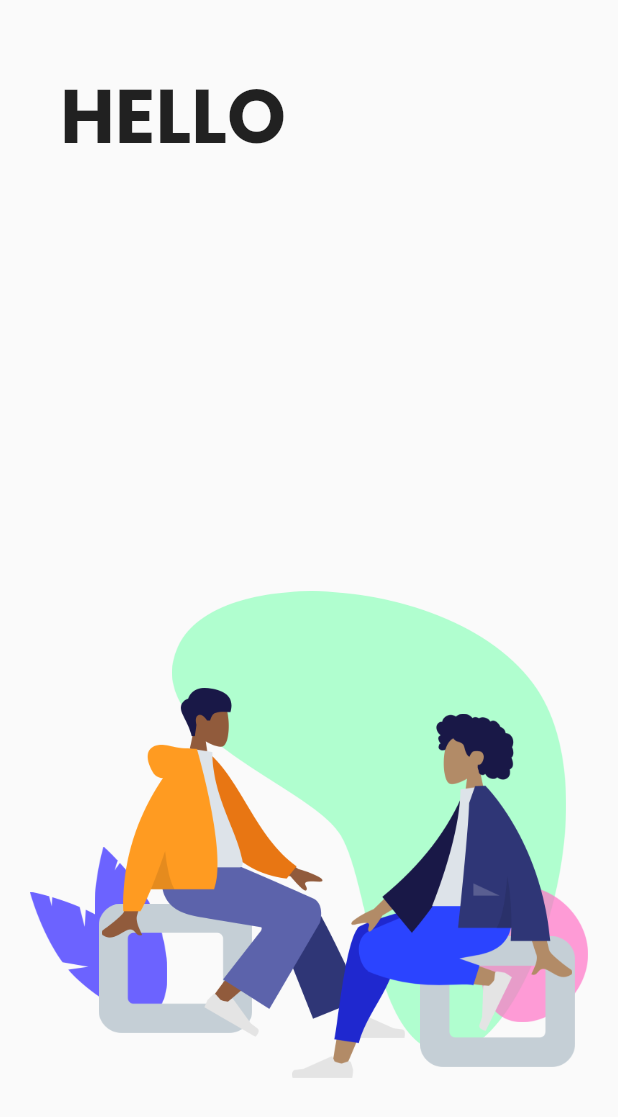
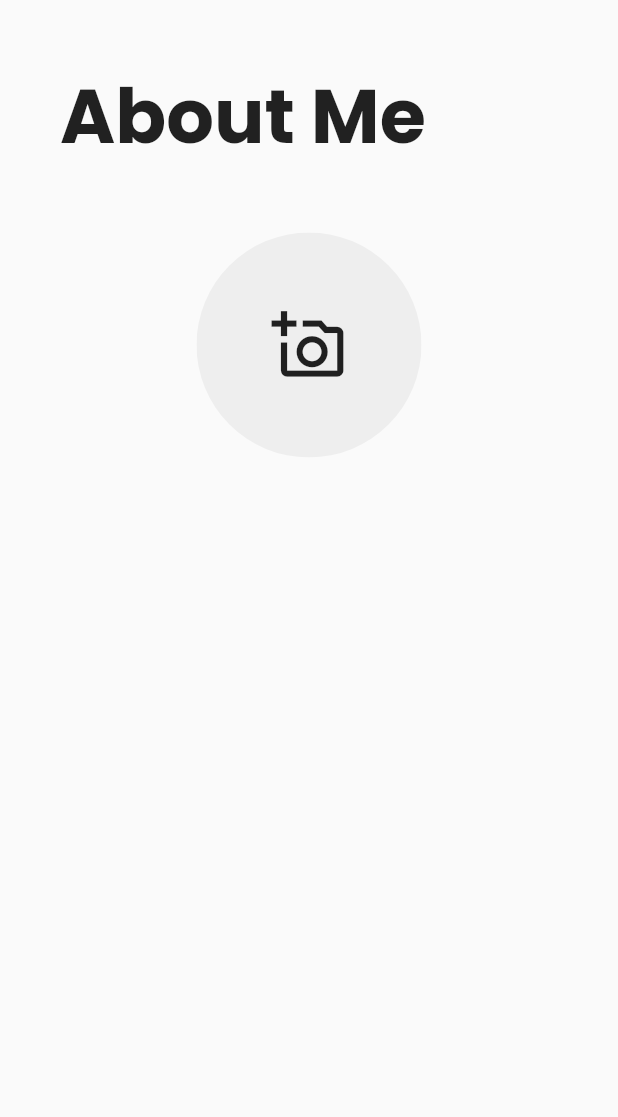
Before and after one commit to AbhiCh616/tutor_finder_flutter, a Flutter app: the first screen one second after launch, on a phone screen of 412 x 824 dp. Shown: the top 1117 px of the screen. Run offline on Flutter 3.47's test engine with Material 2 defaults, Android fonts, the phone set to English and light mode, and no system bars; our stand-ins replace flutter_secure_storage, simple_animations, supercharged.

Commit message:
Profile icon added in Basic info

```diff
--- /dev/null
+++ b/lib/components/registration/tutor/basic_info.dart
@@ -0,0 +1,70 @@
+import 'package:flutter/material.dart';
+
+class BasicInfo extends StatefulWidget {
+  @override
+  _BasicInfoState createState() => _BasicInfoState();
+}
+
+class _BasicInfoState extends State<BasicInfo> {
+  @override
+  Widget build(BuildContext context) {
+    return Scaffold(
+      body: SafeArea(
+        child: Padding(
+          padding: const EdgeInsets.all(40.0),
+          child: Column(
+            crossAxisAlignment: CrossAxisAlignment.center,
+            children: [
+              // Heading
+              Align(
+                alignment: Alignment.topLeft,
+                child: Text(
+                  'About Me',
+                  style: TextStyle(
+                    fontSize: 50,
+                    fontWeight: FontWeight.bold,
+                  ),
+                ),
+              ),
+              // Image picker
+              Padding(
+                padding: const EdgeInsets.only(top: 40.0),
+                child: ClipRRect(
+                  borderRadius: BorderRadius.circular(200.0),
+                  child:
+                      // Placeholder icon
+                      ConstrainedBox(
+                    constraints: BoxConstraints(
+                        maxHeight: 150,
+                        maxWidth: 150,
+                        minHeight: 150,
+                        minWidth: 150),
+                    child: ColoredBox(
+                      color: Colors.grey.shade200,
+                      child: Material(
+                        color: Colors.transparent,
+                        child: InkWell(
+                          onTap: () {
+                            print("tapped");
+                          },
+                          borderRadius: BorderRadius.all(Radius.circular(200)),
+                          child: Padding(
+                            padding: EdgeInsets.all(20),
+                            child: Icon(
+                              Icons.add_a_photo_outlined,
+                              size: 50,
+                            ),
+                          ),
+                        ),
+                      ),
+                    ),
+                  ),
+                ),
+              ),
+            ],
+          ),
+        ),
+      ),
+    );
+  }
+}
--- a/lib/main.dart
+++ b/lib/main.dart
@@ -1,10 +1,10 @@
 import 'package:flutter/material.dart';
-import 'package:tutor_finder_flutter/components/authentication/screens/boot.dart';
+import 'package:tutor_finder_flutter/components/registration/tutor/basic_info.dart';
 
 void main() => runApp(
       MaterialApp(
         theme: ThemeData(fontFamily: 'Poppins'),
         debugShowCheckedModeBanner: false,
-        home: BootScreen(),
+        home: BasicInfo(),
       ),
     );
--- a/pubspec.yaml
+++ b/pubspec.yaml
@@ -32,6 +32,7 @@ dependencies:
   supercharged: ^2.0.0
   flutter_secure_storage: ^4.2.0
   http: ^0.13.3
+  image_picker: ^0.7.5
 
 dev_dependencies:
   flutter_test:
@@ -51,6 +52,7 @@ flutter:
   assets:
     - assets/illustrations/
     - assets/illustrations/two_people_seating/
+    - assets/images/
 
   # An image asset can refer to one or more resolution-specific "variants", see
   # https://flutter.dev/assets-and-images/#resolution-aware.
```
Also changed, not shown: lib/components/registration/select_role.dart (added, +122 -0 lines), lib/components/registration/tutor/distance_picker.dart (added, +27 -0 lines), assets/images/camera.png (added), assets/images/student.png (added), assets/images/tutor.png (added), pubspec.lock.
